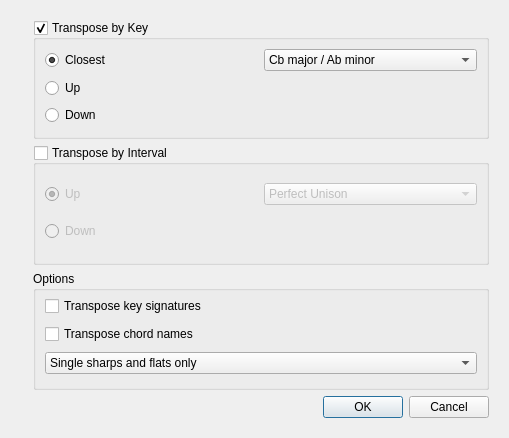
Before: the Qt Designer form mscore/mscore/transposedialog.ui in musescore/musescore-old, drawn with Qt 5.
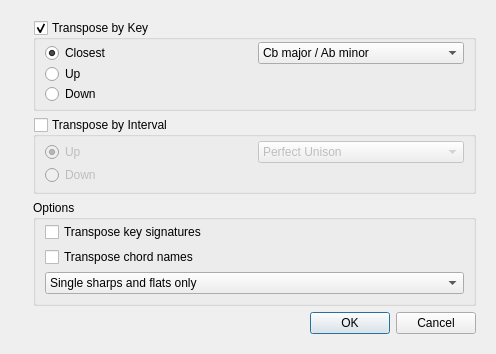
After: the same form once the commit is applied. Icons and pictures are not drawn.

The edit to the form file:
```diff
--- a/mscore/mscore/transposedialog.ui
+++ b/mscore/mscore/transposedialog.ui
@@ -6,8 +6,8 @@
    <rect>
     <x>0</x>
     <y>0</y>
-    <width>509</width>
-    <height>438</height>
+    <width>496</width>
+    <height>354</height>
    </rect>
   </property>
   <property name="windowTitle">
```
